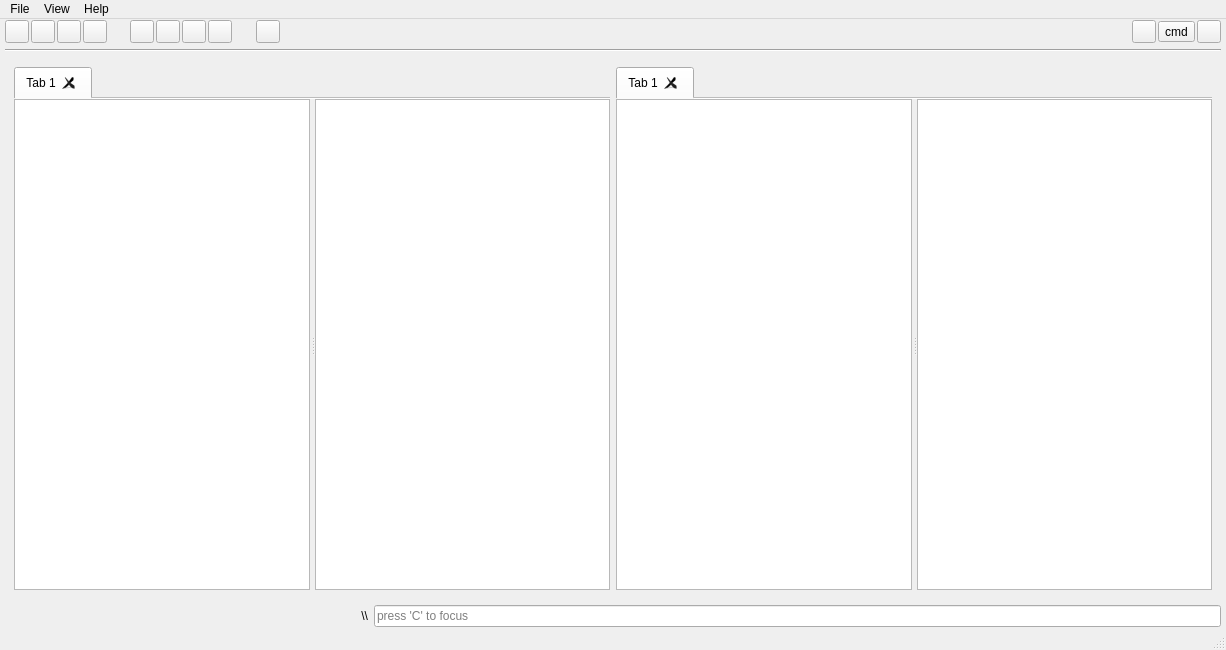
Qt form mainwindow.ui (yunnsbz/File-Manager) before a commit.
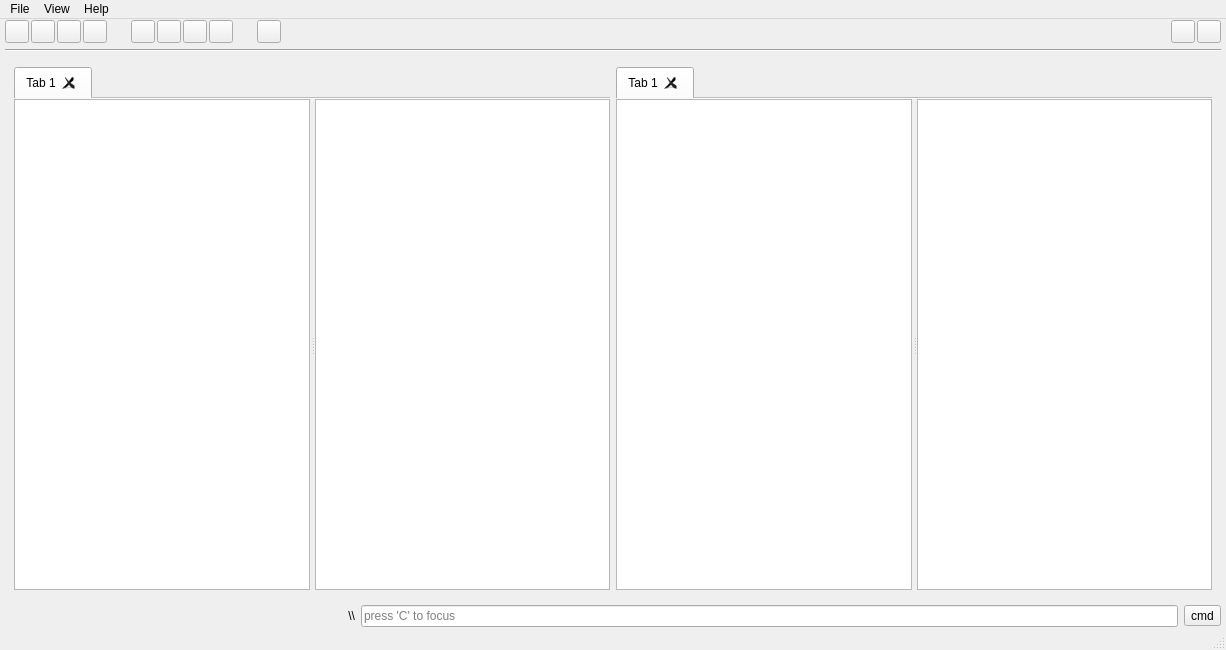
The same form after that commit. Icons and pictures are not drawn.

Commit message: moved cmd button to bottom and added functionality

```diff
--- a/mainwindow.ui
+++ b/mainwindow.ui
@@ -286,7 +286,7 @@
     </item>
     <item row="4" column="0">
      <widget class="QWidget" name="commandWidget" native="true">
-      <layout class="QHBoxLayout" name="horizontalLayout" stretch="3,7">
+      <layout class="QHBoxLayout" name="horizontalLayout" stretch="3,7,0">
        <property name="leftMargin">
         <number>0</number>
        </property>
@@ -334,6 +334,16 @@
          </property>
         </widget>
        </item>
+       <item>
+        <widget class="QToolButton" name="toolCmdButton">
+         <property name="toolTip">
+          <string>open cmd</string>
+         </property>
+         <property name="text">
+          <string>cmd</string>
+         </property>
+        </widget>
+       </item>
       </layout>
      </widget>
     </item>
@@ -345,7 +355,7 @@
      </widget>
     </item>
     <item row="0" column="0">
-     <layout class="QHBoxLayout" name="toolBar" stretch="0,0,0,0,1,0,0,0,0,1,0,40,0,0,0">
+     <layout class="QHBoxLayout" name="toolBar" stretch="0,0,0,0,1,0,0,0,0,1,0,40,0,0">
       <property name="spacing">
        <number>2</number>
       </property>
@@ -536,16 +546,6 @@
         </property>
        </widget>
       </item>
-      <item>
-       <widget class="QToolButton" name="toolCmdButton">
-        <property name="toolTip">
-         <string>open cmd</string>
-        </property>
-        <property name="text">
-         <string>cmd</string>
-        </property>
-       </widget>
-      </item>
       <item>
        <widget class="QToolButton" name="toolSearchButton">
         <property name="toolTip">
```
The commit also changes 2 other files.
